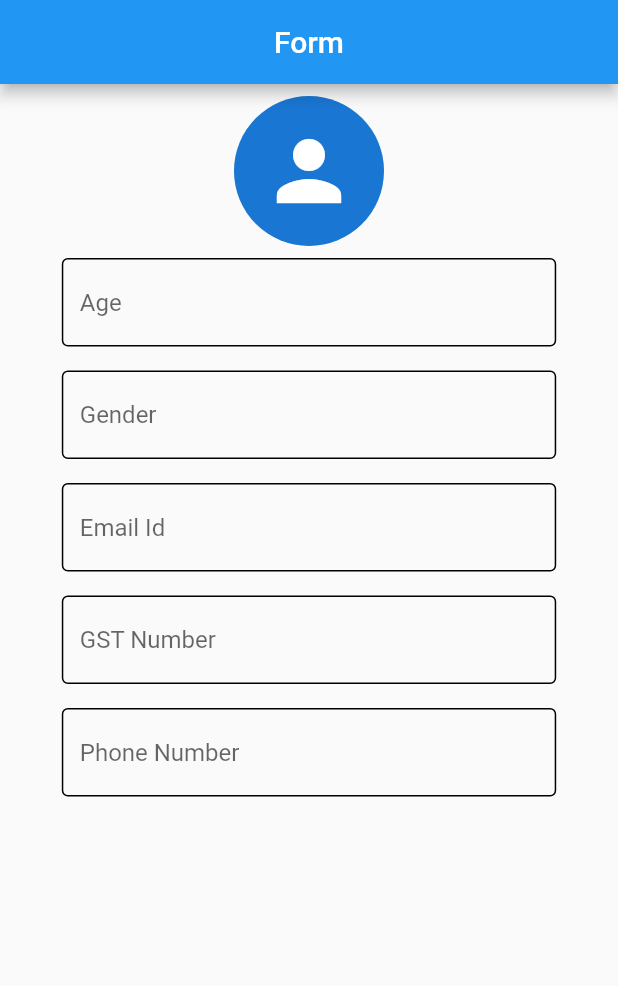
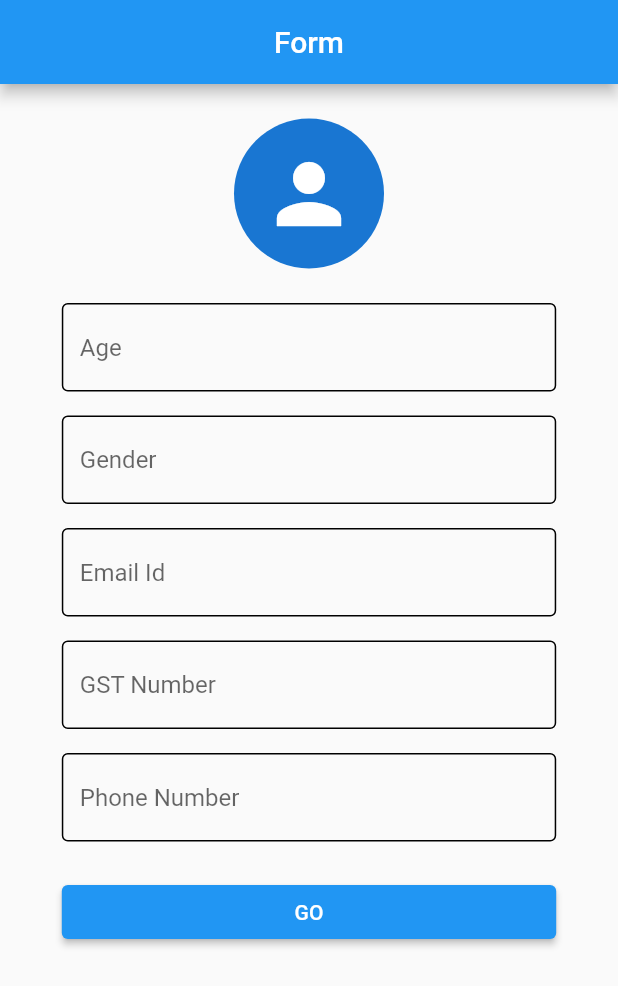
Before and after one commit to Rajat-04/Plxn_task, a Flutter app: the screen it shows after launch, on a phone screen of 412 x 824 dp. Shown: the top 986 px of the screen. Run offline on Flutter 3.47's test engine with Material 2 defaults, Android fonts, the phone set to English and light mode, and no system bars; our stand-ins replace cloud_firestore, firebase_core, get, image_picker; accounts and stored records are empty.

```diff
--- a/lib/controllers/firebaseController.dart
+++ /dev/null
@@ -1,5 +0,0 @@
-// ignore_for_file: unused_field, prefer_final_fields
-
-import 'package:get/get.dart';
-
-class FirebaseController extends GetxController {}
--- a/lib/main.dart
+++ b/lib/main.dart
@@ -1,10 +1,13 @@
 // ignore_for_file: prefer_const_constructors
 
+import 'package:firebase_core/firebase_core.dart';
 import 'package:flutter/material.dart';
 import 'package:get/get.dart';
 import 'package:plxn_task/screens/form_fill.dart';
 
-void main() {
+void main() async {
+  WidgetsFlutterBinding.ensureInitialized();
+  await Firebase.initializeApp();
   runApp(const MyApp());
 }
 
--- a/lib/screens/form_fill.dart
+++ b/lib/screens/form_fill.dart
@@ -1,12 +1,16 @@
-// ignore_for_file: prefer_const_constructors, sized_box_for_whitespace, unnecessary_new, unnecessary_null_comparison, prefer_final_fields, unused_field
+// ignore_for_file: prefer_const_constructors, sized_box_for_whitespace, unnecessary_new, unnecessary_null_comparison, prefer_final_fields, unused_field, unused_import
 
+import 'dart:developer';
 import 'dart:io';
 import 'dart:async';
 
+import 'package:cloud_firestore/cloud_firestore.dart';
 import 'package:flutter/material.dart';
 import 'package:get/get.dart';
 import 'package:image_picker/image_picker.dart';
-import 'package:plxn_task/controllers/firebaseController.dart';
+import 'package:plxn_task/models/user_model.dart';
+import 'package:plxn_task/screens/users_list.dart';
+import 'package:plxn_task/contollers/firebaseControl.dart';
 
 class FormFill extends StatefulWidget {
   const FormFill({super.key});
@@ -17,7 +21,7 @@ class FormFill extends StatefulWidget {
 
 class _FormFillState extends State<FormFill> {
   File? imageFile;
-  FirebaseController _firebaseController = Get.put(FirebaseController());
+
   var _ageController = TextEditingController();
   var _genderController = TextEditingController();
   var _emailController = TextEditingController();
@@ -38,6 +42,9 @@ class _FormFillState extends State<FormFill> {
               padding: const EdgeInsets.all(8.0),
               child: Column(
                 children: [
+                  SizedBox(
+                    height: 15,
+                  ),
                   imageFile == null
                       ? InkWell(
                           onTap: () {
@@ -58,6 +65,9 @@ class _FormFillState extends State<FormFill> {
                             backgroundImage: FileImage(imageFile!),
                           ),
                         ),
+                  SizedBox(
+                    height: 15,
+                  ),
                   Padding(
                     padding: const EdgeInsets.all(8.0),
                     child: Container(
@@ -161,6 +171,26 @@ class _FormFillState extends State<FormFill> {
                       ),
                     ),
                   ),
+                  SizedBox(
+                    height: 15,
+                  ),
+                  Container(
+                    width: MediaQuery.of(context).size.width / 1.25,
+                    child: ElevatedButton(
+                      onPressed: () {
+                        addUser(
+                          age: _ageController.text,
+                          gender: _genderController.text,
+                          email: _emailController.text,
+                          gstNumber: _gstController.text,
+                          phone: _phoneController.text,
+                        );
+                      },
+                      child: Center(
+                        child: Text("GO"),
+                      ),
+                    ),
+                  )
                 ],
               ),
             ),
```
Also changed, not shown: lib/contollers/firebaseControl.dart (added, +37 -0 lines), lib/models/user_model.dart (+27 -3 lines), lib/screens/users_list.dart (+39 -5 lines), lib/screens/description.dart (deleted).
